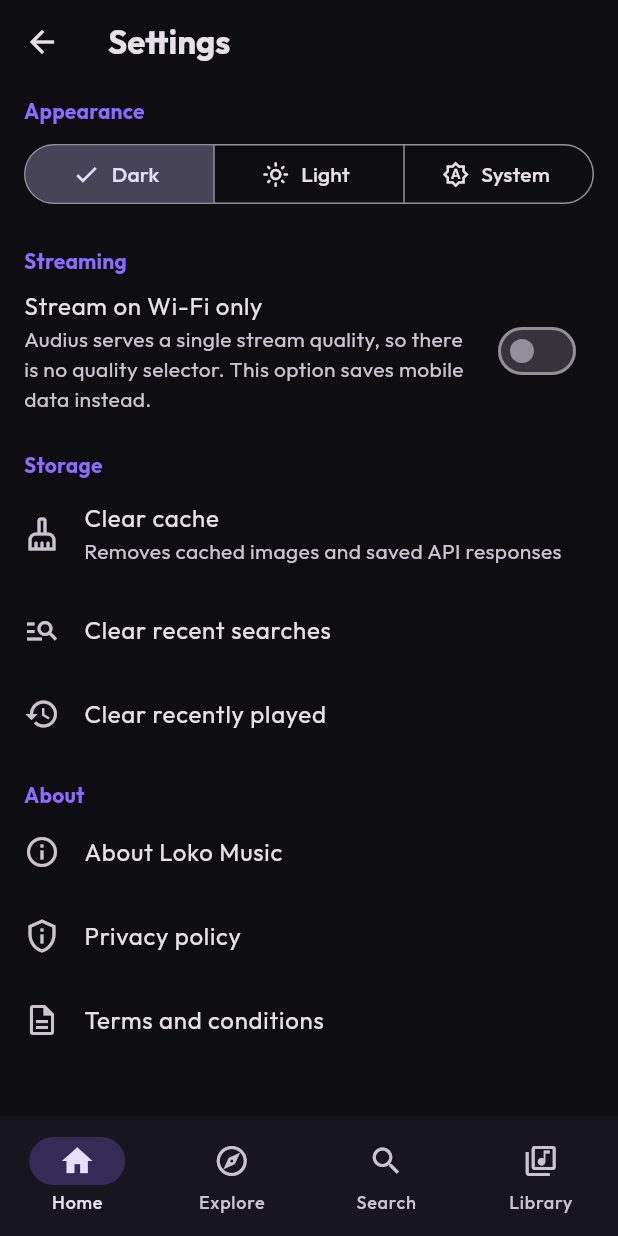
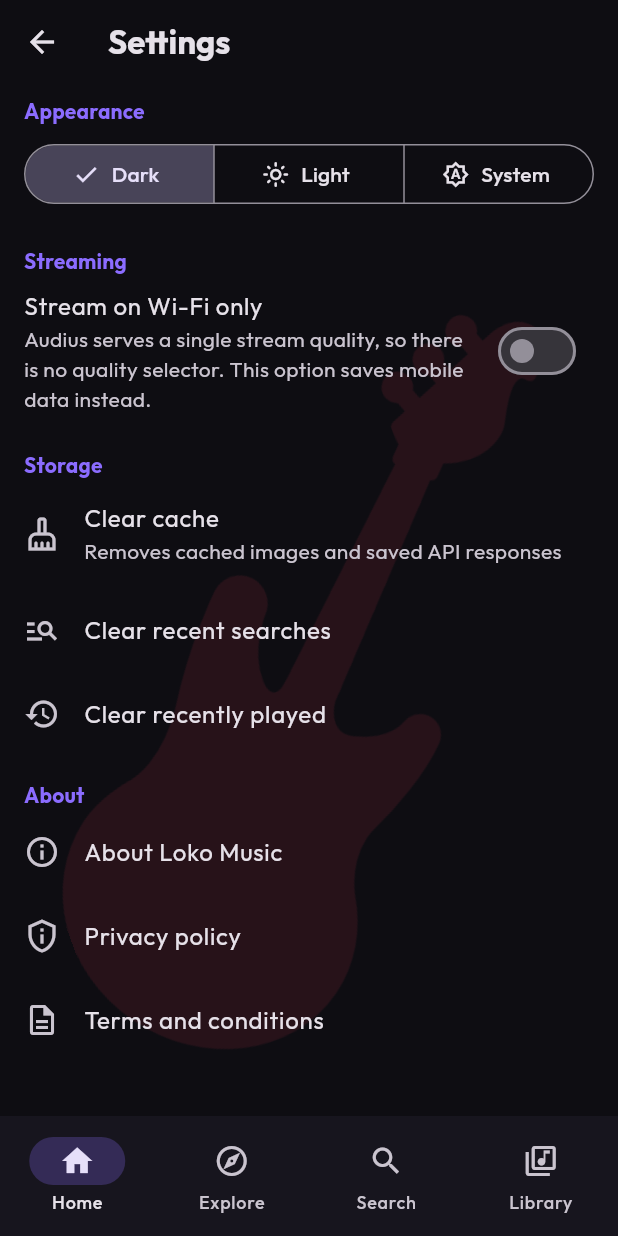
Before and after one commit to LokmanHossen/LokoMusicApp, a Flutter app: the screen it shows after launch, after a tap on the "settings" icon, on a phone screen of 412 x 824 dp. Run offline on Flutter 3.47's test engine with Material 3 defaults, Android fonts, the phone set to English and light mode, and no system bars; our stand-ins replace audio_service, cached_network_image, connectivity_plus, dio, flutter_cache_manager, flutter_riverpod and 5 more; missing offline and left inert: audio_session; accounts and stored records are empty; network calls fail; statements that could not run were skipped.

Commit message:
feat: add guitar backdrop and update theme for enhanced UI

```diff
--- a/lib/core/router/app_router.dart
+++ b/lib/core/router/app_router.dart
@@ -19,6 +19,7 @@ import 'package:pulse_music/features/queue/presentation/queue_screen.dart';
 import 'package:pulse_music/features/search/presentation/search_screen.dart';
 import 'package:pulse_music/features/settings/presentation/settings_screen.dart';
 import 'package:pulse_music/features/tracks/presentation/list_screen.dart';
+import 'package:pulse_music/shared/widgets/app_backdrop.dart';
 
 final _rootKey = GlobalKey<NavigatorState>(debugLabel: 'root');
 
@@ -42,7 +43,9 @@ List<RouteBase> _detailRoutes() => [
 
 CustomTransitionPage<void> _slideUp(GoRouterState s, Widget child) => CustomTransitionPage<void>(
       key: s.pageKey,
-      child: child,
+      // Custom transitions skip the theme's page builders, so add the shared
+      // background (color + guitar watermark) here.
+      child: AppBackdrop(child: child),
       transitionDuration: const Duration(milliseconds: 320),
       transitionsBuilder: (context, animation, secondary, child) => SlideTransition(
         position: Tween(begin: const Offset(0, 1), end: Offset.zero).chain(CurveTween(curve: Curves.easeOutCubic)).animate(animation),
--- a/lib/core/theme/app_theme.dart
+++ b/lib/core/theme/app_theme.dart
@@ -1,10 +1,12 @@
 import 'package:flutter/material.dart';
 import 'package:google_fonts/google_fonts.dart';
+import 'package:pulse_music/shared/widgets/app_backdrop.dart';
 
 class AppColors {
   static const accent = Color(0xFF8B6CFF);
   static const accentWarm = Color(0xFFFF6B8A);
   static const bg = Color(0xFF0E0D12);
+  static const bgLight = Color(0xFFF7F6FB);
   static const surface = Color(0xFF17151E);
   static const surfaceHigh = Color(0xFF221F2C);
 }
@@ -23,7 +25,12 @@ class AppTheme {
     );
     final base = ThemeData(useMaterial3: true, colorScheme: scheme, brightness: brightness);
     return base.copyWith(
-      scaffoldBackgroundColor: dark ? AppColors.bg : const Color(0xFFF7F6FB),
+      // Transparent so the shared AppBackdrop (color + guitar watermark),
+      // added to every page by the page transitions below, shows through.
+      scaffoldBackgroundColor: Colors.transparent,
+      pageTransitionsTheme: PageTransitionsTheme(builders: {
+        for (final e in base.pageTransitionsTheme.builders.entries) e.key: BackdropPageTransitionsBuilder(e.value),
+      }),
       textTheme: GoogleFonts.outfitTextTheme(base.textTheme),
       appBarTheme: const AppBarTheme(
         backgroundColor: Colors.transparent,
--- a/lib/features/home/presentation/home_screen.dart
+++ b/lib/features/home/presentation/home_screen.dart
@@ -1,6 +1,7 @@
 import 'package:flutter/material.dart';
 import 'package:flutter_riverpod/flutter_riverpod.dart';
 import 'package:go_router/go_router.dart';
+import 'package:google_fonts/google_fonts.dart';
 import 'package:pulse_music/core/constants/categories.dart';
 import 'package:pulse_music/core/constants/languages.dart';
 import 'package:pulse_music/core/router/nav.dart';
@@ -16,15 +17,23 @@ class HomeScreen extends ConsumerWidget {
 
   Future<void> _refresh(WidgetRef ref) async {
     ref.read(audiusClientProvider).clearCache();
-    for (final p in [trendingProvider, popularProvider, newReleasesProvider, recommendedProvider, popularAlbumsProvider, popularPlaylistsProvider, madeForYouProvider]) {
+    for (final p in [
+      trendingProvider,
+      popularProvider,
+      newReleasesProvider,
+      recommendedProvider,
+      popularAlbumsProvider,
+      popularPlaylistsProvider,
+      madeForYouProvider
+    ]) {
       ref.invalidate(p);
     }
     ref.invalidate(featuredArtistsProvider);
     await ref.read(trendingProvider.future).then((_) {}, onError: (_) {});
   }
 
-  Widget _trackSection(BuildContext context, WidgetRef ref, String title, FutureProvider<List<Track>> provider,
-      PagedSource<Track> viewAll) {
+  Widget _trackSection(
+      BuildContext context, WidgetRef ref, String title, FutureProvider<List<Track>> provider, PagedSource<Track> viewAll) {
     final actions = ref.read(playbackActionsProvider);
     return AsyncSection<Track>(
       title: title,
@@ -43,6 +52,7 @@ class HomeScreen extends ConsumerWidget {
     final scheme = Theme.of(context).colorScheme;
     final genre = ref.watch(topGenreProvider);
 
+    // The guitar background comes from AppBackdrop, shared by every screen.
     return Scaffold(
       body: SafeArea(
         bottom: false,
@@ -50,15 +60,50 @@ class HomeScreen extends ConsumerWidget {
           onRefresh: () => _refresh(ref),
           child: ListView(padding: const EdgeInsets.only(bottom: 24), children: [
             Padding(
-              padding: const EdgeInsets.fromLTRB(16, 16, 8, 0),
-              child: Row(children: [
-                Expanded(
-                  child: Column(crossAxisAlignment: CrossAxisAlignment.start, children: [
-                    Text(greeting(), style: Theme.of(context).textTheme.headlineMedium?.copyWith(fontWeight: FontWeight.w800)),
-                    Text('What are you in the mood for?', style: TextStyle(color: scheme.onSurfaceVariant)),
+              padding: const EdgeInsets.fromLTRB(8, 16, 8, 0),
+              // Row 1: guitar + "Loko Music" + settings. Row 2: the greeting at
+              // full width, so the big guitar never squeezes it.
+              child: Column(children: [
+                SizedBox(
+                  height: 60,
+                  child: Stack(children: [
+                    // Room for the guitar on the left and settings on the right.
+                    const Padding(
+                      padding: EdgeInsets.symmetric(horizontal: 60),
+                      child: Align(alignment: Alignment.centerLeft, child: _BrandTitle()),
+                    ),
+                    // Decorative brand image.
+                    const Positioned(
+                      top: 0,
+                      left: 0,
+                      child: ExcludeSemantics(
+                        child: Padding(
+                          padding: EdgeInsets.all(2),
+                          child: Image(
+                            image: AssetImage('assets/branding/guitar.png'),
+                            width: 56,
+                            height: 56,
+                            filterQuality: FilterQuality.medium,
+                          ),
+                        ),
+                      ),
+                    ),
+                    Positioned(
+                      top: 6,
+                      right: 0,
+                      child: IconButton(
+                          tooltip: 'Settings', icon: const Icon(Icons.settings_outlined), onPressed: () => context.openDetail('settings')),
+                    ),
                   ]),
                 ),
-                IconButton(tooltip: 'Settings', icon: const Icon(Icons.settings_outlined), onPressed: () => context.openDetail('settings')),
+                Padding(
+                  padding: const EdgeInsets.fromLTRB(8, 2, 8, 0),
+                  child: Text(
+                    '${greeting()} · What are you in the mood for?',
+                    textAlign: TextAlign.center,
+                    style: TextStyle(color: scheme.onSurfaceVariant),
+                  ),
+                ),
               ]),
             ),
             Padding(
@@ -138,6 +183,30 @@ class HomeScreen extends ConsumerWidget {
   }
 }
 
+/// "Loko Music" in a brush-script font, in the brand crimson with a soft glow.
+class _BrandTitle extends StatelessWidget {
+  const _BrandTitle();
+
+  /// Crimson picked from the reference "Musicvic" artwork.
+  static const crimson = Color(0xFFD9364E);
+
+  @override
+  Widget build(BuildContext context) {
+    final dark = Theme.of(context).brightness == Brightness.dark;
+    return Text(
+      'Loko Music',
+      maxLines: 1,
+      semanticsLabel: 'Loko Music',
+      style: GoogleFonts.pacifico(
+        fontSize: 32,
+        height: 1.25,
+        color: crimson,
+        shadows: [Shadow(color: crimson.withValues(alpha: dark ? 0.45 : 0.25), blurRadius: 14)],
+      ),
+    );
+  }
+}
+
 class LanguageCard extends StatelessWidget {
   const LanguageCard({super.key, required this.language, this.width, this.height});
   final MusicLanguage language;
--- /dev/null
+++ b/lib/shared/widgets/app_backdrop.dart
@@ -0,0 +1,86 @@
+import 'package:flutter/material.dart';
+import 'package:pulse_music/core/theme/app_theme.dart';
+
+/// Opaque app background with a faint guitar silhouette, painted behind
+/// every page. Scaffolds use a transparent background (see AppTheme), so
+/// this shows through on all screens.
+///
+/// Each page gets its own copy (via [BackdropPageTransitionsBuilder]), so
+/// pages stay opaque during route transitions and never show the page below.
+class AppBackdrop extends StatelessWidget {
+  const AppBackdrop({super.key, required this.child});
+  final Widget child;
+
+  @override
+  Widget build(BuildContext context) {
+    final dark = Theme.of(context).brightness == Brightness.dark;
+    return ColoredBox(
+      color: dark ? AppColors.bg : AppColors.bgLight,
+      child: Stack(fit: StackFit.expand, children: [
+        const _GuitarWatermark(),
+        child,
+      ]),
+    );
+  }
+}
+
+/// Large, tilted silhouette of the brand guitar, tinted and very faint.
+/// Decorative only: ignores taps and is hidden from screen readers.
+class _GuitarWatermark extends StatelessWidget {
+  const _GuitarWatermark();
+
+  @override
+  Widget build(BuildContext context) {
+    final dark = Theme.of(context).brightness == Brightness.dark;
+    final size = MediaQuery.sizeOf(context);
+    final side = size.width * 1.05;
+    return Positioned(
+      // Raise toward 0 (or positive) to move the guitar further left.
+      right: -side * 0.05,
+      bottom: size.height * 0.08,
+      child: IgnorePointer(
+        child: ExcludeSemantics(
+          child: RepaintBoundary(
+            child: Transform.rotate(
+              angle: -0.35,
+              child: Opacity(
+                opacity: dark ? 0.12 : 0.07,
+                child: ColorFiltered(
+                  // Turns the colorful image into a one-color shadow shape.
+                  colorFilter: ColorFilter.mode(dark ? const Color(0xFFD9364E) : Colors.black, BlendMode.srcIn),
+                  child: Image.asset('assets/branding/guitar.png', width: side, height: side, filterQuality: FilterQuality.medium),
+                ),
+              ),
+            ),
+          ),
+        ),
+      ),
+    );
+  }
+}
+
+/// Wraps the platform's normal page transition and puts [AppBackdrop] behind
+/// each page, so every screen pushed by the router gets the background.
+class BackdropPageTransitionsBuilder extends PageTransitionsBuilder {
+  const BackdropPageTransitionsBuilder(this.inner);
+  final PageTransitionsBuilder inner;
+
+  @override
+  DelegatedTransitionBuilder? get delegatedTransition => inner.delegatedTransition;
+
+  @override
+  Duration get transitionDuration => inner.transitionDuration;
+
+  @override
+  Duration get reverseTransitionDuration => inner.reverseTransitionDuration;
+
+  @override
+  Widget buildTransitions<T>(
+    PageRoute<T> route,
+    BuildContext context,
+    Animation<double> animation,
+    Animation<double> secondaryAnimation,
+    Widget child,
+  ) =>
+      inner.buildTransitions(route, context, animation, secondaryAnimation, AppBackdrop(child: child));
+}
--- a/pubspec.yaml
+++ b/pubspec.yaml
@@ -22,6 +22,7 @@ dependencies:
   connectivity_plus: ^6.1.0
   google_fonts: ^6.2.1
   url_launcher: ^6.3.1
+  cupertino_icons: ^2.0.0
 
 dev_dependencies:
   flutter_test:
@@ -34,6 +35,7 @@ flutter:
   uses-material-design: true
   assets:
     - assets/branding/splash_screen.png
+    - assets/branding/guitar.png
 
 # ---- Branding (Loko Music) -------------------------------------------------
 # Icons and splash images are built from assets/branding/logo.png by
```
Also changed, not shown: assets/branding/guitar.png (added).
